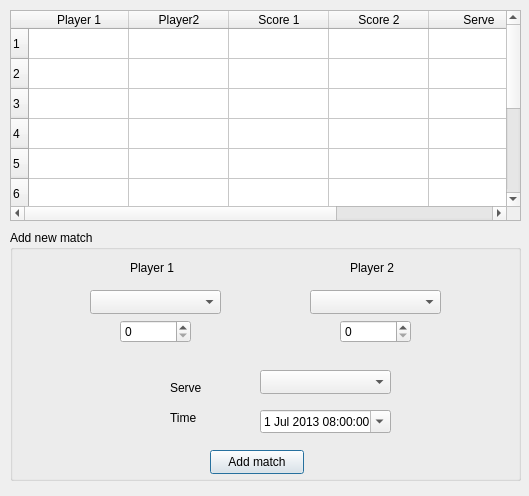
Above: show_matches.ui from m-wichmann/yatts before the change. Below: the same form after it.
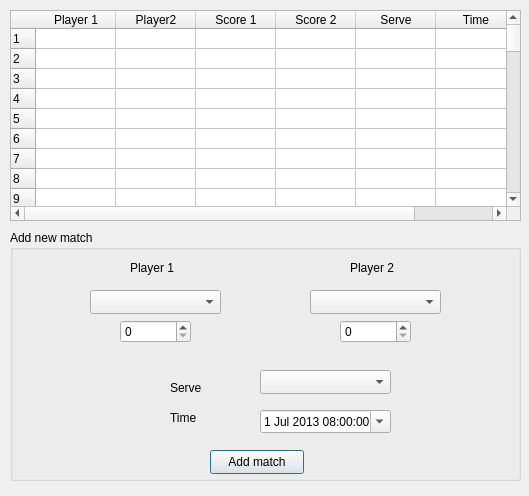
That is the form after the change.

Commit message: Improved matches dialog.

```diff
--- a/show_matches.ui
+++ b/show_matches.ui
@@ -184,11 +184,107 @@
     </rect>
    </property>
    <property name="rowCount">
-    <number>10</number>
+    <number>100</number>
    </property>
    <property name="columnCount">
     <number>6</number>
    </property>
+   <attribute name="horizontalHeaderDefaultSectionSize">
+    <number>80</number>
+   </attribute>
+   <attribute name="verticalHeaderDefaultSectionSize">
+    <number>20</number>
+   </attribute>
+   <row/>
+   <row/>
+   <row/>
+   <row/>
+   <row/>
+   <row/>
+   <row/>
+   <row/>
+   <row/>
+   <row/>
+   <row/>
+   <row/>
+   <row/>
+   <row/>
+   <row/>
+   <row/>
+   <row/>
+   <row/>
+   <row/>
+   <row/>
+   <row/>
+   <row/>
+   <row/>
+   <row/>
+   <row/>
+   <row/>
+   <row/>
+   <row/>
+   <row/>
+   <row/>
+   <row/>
+   <row/>
+   <row/>
+   <row/>
+   <row/>
+   <row/>
+   <row/>
+   <row/>
+   <row/>
+   <row/>
+   <row/>
+   <row/>
+   <row/>
+   <row/>
+   <row/>
+   <row/>
+   <row/>
+   <row/>
+   <row/>
+   <row/>
+   <row/>
+   <row/>
+   <row/>
+   <row/>
+   <row/>
+   <row/>
+   <row/>
+   <row/>
+   <row/>
+   <row/>
+   <row/>
+   <row/>
+   <row/>
+   <row/>
+   <row/>
+   <row/>
+   <row/>
+   <row/>
+   <row/>
+   <row/>
+   <row/>
+   <row/>
+   <row/>
+   <row/>
+   <row/>
+   <row/>
+   <row/>
+   <row/>
+   <row/>
+   <row/>
+   <row/>
+   <row/>
+   <row/>
+   <row/>
+   <row/>
+   <row/>
+   <row/>
+   <row/>
+   <row/>
+   <row/>
    <row/>
    <row/>
    <row/>
@@ -213,11 +309,17 @@
     <property name="text">
      <string>Score 1</string>
     </property>
+    <property name="textAlignment">
+     <set>AlignHCenter|AlignVCenter|AlignCenter</set>
+    </property>
    </column>
    <column>
     <property name="text">
      <string>Score 2</string>
     </property>
+    <property name="textAlignment">
+     <set>AlignHCenter|AlignVCenter|AlignCenter</set>
+    </property>
    </column>
    <column>
     <property name="text">
```
The commit also changes 2 other files.
